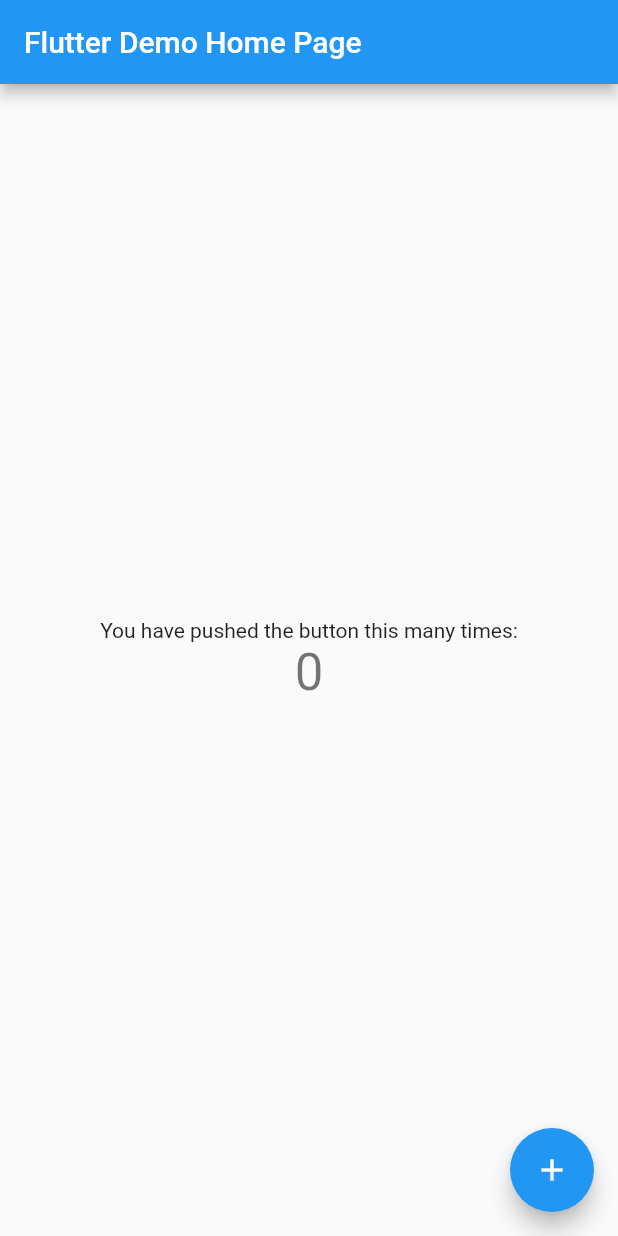
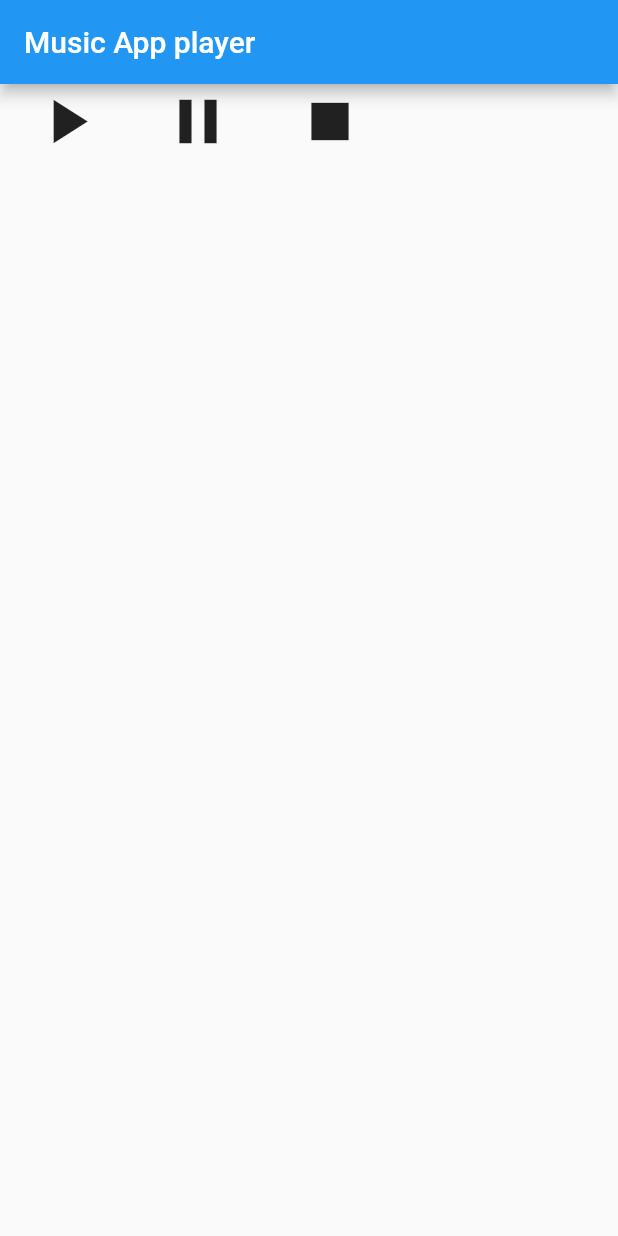
Before and after one commit to outmani-xyz/music-app, a Flutter app: the screen it shows after launch, on a phone screen of 412 x 824 dp. Run offline on Flutter 3.47's test engine with Material 2 defaults, Android fonts, the phone set to English and light mode, and no system bars; our stand-ins replace assets_audio_player.

Commit message:
add btns & music

```diff
--- a/lib/main.dart
+++ b/lib/main.dart
@@ -1,3 +1,6 @@
+import 'dart:io';
+
+import 'package:assets_audio_player/assets_audio_player.dart';
 import 'package:flutter/material.dart';
 
 void main() => runApp(MyApp());
@@ -7,7 +10,7 @@ class MyApp extends StatelessWidget {
   @override
   Widget build(BuildContext context) {
     return MaterialApp(
-      title: 'Flutter Demo',
+      title: 'Music App',
       theme: ThemeData(
         // This is the theme of your application.
         //
@@ -20,23 +23,13 @@ class MyApp extends StatelessWidget {
         // is not restarted.
         primarySwatch: Colors.blue,
       ),
-      home: MyHomePage(title: 'Flutter Demo Home Page'),
+      home: MyHomePage(title: 'Music App player'),
     );
   }
 }
 
 class MyHomePage extends StatefulWidget {
   MyHomePage({Key key, this.title}) : super(key: key);
-
-  // This widget is the home page of your application. It is stateful, meaning
-  // that it has a State object (defined below) that contains fields that affect
-  // how it looks.
-
-  // This class is the configuration for the state. It holds the values (in this
-  // case the title) provided by the parent (in this case the App widget) and
-  // used by the build method of the State. Fields in a Widget subclass are
-  // always marked "final".
-
   final String title;
 
   @override
@@ -44,67 +37,62 @@ class MyHomePage extends StatefulWidget {
 }
 
 class _MyHomePageState extends State<MyHomePage> {
-  int _counter = 0;
-
-  void _incrementCounter() {
-    setState(() {
-      // This call to setState tells the Flutter framework that something has
-      // changed in this State, which causes it to rerun the build method below
-      // so that the display can reflect the updated values. If we changed
-      // _counter without calling setState(), then the build method would not be
-      // called again, and so nothing would appear to happen.
-      _counter++;
-    });
-  }
+  static AssetsAudio assetAudio = new AssetsAudio(
+    asset: "sound.mp3",
+    folder: "assets/sounds/",
+  );
+  AssetsAudioPlayer audioPlayer =new  AssetsAudioPlayer();
+  bool isPaused = false;
+  bool isFinished = false;
 
   @override
   Widget build(BuildContext context) {
-    // This method is rerun every time setState is called, for instance as done
-    // by the _incrementCounter method above.
-    //
-    // The Flutter framework has been optimized to make rerunning build methods
-    // fast, so that you can just rebuild anything that needs updating rather
-    // than having to individually change instances of widgets.
     return Scaffold(
       appBar: AppBar(
-        // Here we take the value from the MyHomePage object that was created by
-        // the App.build method, and use it to set our appbar title.
         title: Text(widget.title),
       ),
-      body: Center(
-        // Center is a layout widget. It takes a single child and positions it
-        // in the middle of the parent.
-        child: Column(
-          // Column is also a layout widget. It takes a list of children and
-          // arranges them vertically. By default, it sizes itself to fit its
-          // children horizontally, and tries to be as tall as its parent.
-          //
-          // Invoke "debug painting" (press "p" in the console, choose the
-          // "Toggle Debug Paint" action from the Flutter Inspector in Android
-          // Studio, or the "Toggle Debug Paint" command in Visual Studio Code)
-          // to see the wireframe for each widget.
-          //
-          // Column has various properties to control how it sizes itself and
-          // how it positions its children. Here we use mainAxisAlignment to
-          // center the children vertically; the main axis here is the vertical
-          // axis because Columns are vertical (the cross axis would be
-          // horizontal).
-          mainAxisAlignment: MainAxisAlignment.center,
-          children: <Widget>[
-            Text(
-              'You have pushed the button this many times:',
-            ),
-            Text(
-              '$_counter',
-              style: Theme.of(context).textTheme.display1,
-            ),
-          ],
-        ),
-      ),
-      floatingActionButton: FloatingActionButton(
-        onPressed: _incrementCounter,
-        tooltip: 'Increment',
-        child: Icon(Icons.add),
+      body: Column(
+        children: <Widget>[
+          Row(
+            children: <Widget>[
+              FlatButton(
+                child: Icon(
+                  Icons.play_arrow,
+                  size: 50,
+                ),
+                onPressed: () {
+                  if(!isPaused || isFinished){
+                    audioPlayer.open(assetAudio);
+                  }
+                  audioPlayer.play();
+                  isPaused = false;
+                  isFinished = false;
+                },
+              ),
+              FlatButton(
+                child: Icon(
+                  Icons.pause,
+                  size: 50,
+                ),
+                onPressed: () {
+                  audioPlayer.pause();
+                  isPaused = true;
+                },
+              ),
+              FlatButton(
+                child: Icon(
+                  Icons.stop,
+                  size: 50,
+                ),
+                onPressed: () {
+                  audioPlayer.stop();
+                  isFinished = true;
+                },
+              ),
+            ],
+          ),
+
+        ],
       ), // This trailing comma makes auto-formatting nicer for build methods.
     );
   }
--- a/pubspec.yaml
+++ b/pubspec.yaml
@@ -19,6 +19,8 @@ environment:
 dependencies:
   flutter:
     sdk: flutter
+  assets_audio_player: ^1.0.1
+
 
   # The following adds the Cupertino Icons font to your application.
   # Use with the CupertinoIcons class for iOS style icons.
@@ -41,8 +43,8 @@ flutter:
   uses-material-design: true
 
   # To add assets to your application, add an assets section, like this:
-  # assets:
-  #  - images/a_dot_burr.jpeg
+  assets:
+    - assets/sounds/
   #  - images/a_dot_ham.jpeg
 
   # An image asset can refer to one or more resolution-specific "variants", see
```
Also changed, not shown: pubspec.lock, 1 other file.
